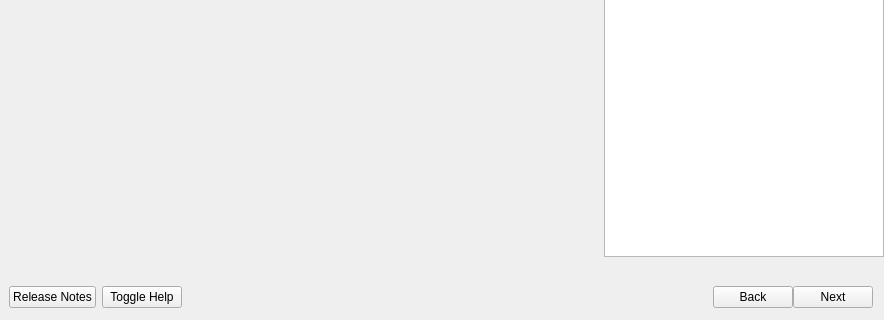
Above: yali4/gui/Ui/main.ui from dadas45li/yali before the change; both pictures show x 0 to 884 and y 297 to 617 of the 884 by 617 pixel window. Below: the same form after it.
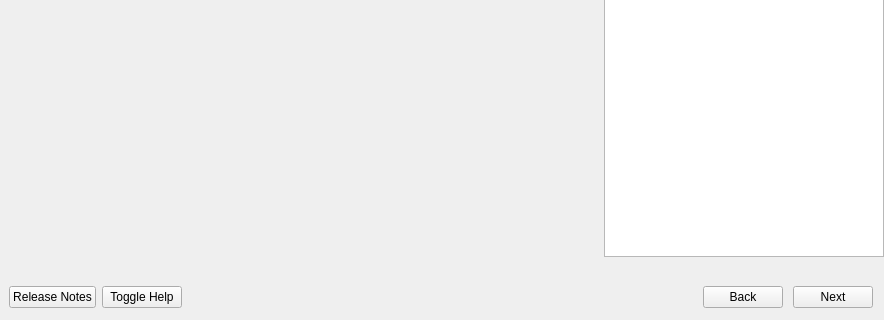
That is the form after the change. Icons and pictures are not drawn.

```diff
--- a/yali4/gui/Ui/main.ui
+++ b/yali4/gui/Ui/main.ui
@@ -25,16 +25,13 @@
    <property name="bottomMargin" >
     <number>3</number>
    </property>
-   <property name="horizontalSpacing" >
+   <property name="spacing">
     <number>0</number>
    </property>
-   <property name="verticalSpacing" >
-    <number>0</number>
-   </property>
-   <item row="0" column="0" >
-    <widget class="QFrame" name="frame_4" >
-     <property name="sizePolicy" >
-      <sizepolicy vsizetype="Preferred" hsizetype="Preferred" >
+   <item row="0" column="0">
+    <widget class="QFrame" name="frame_4">
+     <property name="sizePolicy">
+      <sizepolicy hsizetype="Preferred" vsizetype="Preferred">
        <horstretch>0</horstretch>
        <verstretch>0</verstretch>
       </sizepolicy>
@@ -358,8 +355,14 @@
            <number>0</number>
           </property>
           <item>
-           <widget class="QPushButton" name="buttonBack" >
-            <property name="focusPolicy" >
+           <widget class="QPushButton" name="buttonBack">
+            <property name="minimumSize">
+             <size>
+              <width>70</width>
+              <height>0</height>
+             </size>
+            </property>
+            <property name="focusPolicy">
              <enum>Qt::TabFocus</enum>
             </property>
             <property name="toolTip" >
@@ -371,8 +374,30 @@
            </widget>
           </item>
           <item>
-           <widget class="QPushButton" name="buttonNext" >
-            <property name="focusPolicy" >
+           <spacer name="horizontalSpacer">
+            <property name="orientation">
+             <enum>Qt::Horizontal</enum>
+            </property>
+            <property name="sizeType">
+             <enum>QSizePolicy::Fixed</enum>
+            </property>
+            <property name="sizeHint" stdset="0">
+             <size>
+              <width>10</width>
+              <height>20</height>
+             </size>
+            </property>
+           </spacer>
+          </item>
+          <item>
+           <widget class="QPushButton" name="buttonNext">
+            <property name="minimumSize">
+             <size>
+              <width>70</width>
+              <height>0</height>
+             </size>
+            </property>
+            <property name="focusPolicy">
              <enum>Qt::TabFocus</enum>
             </property>
             <property name="toolTip" >
```
Left out of the diff: 231 changed lines with no effect on the pictures.
